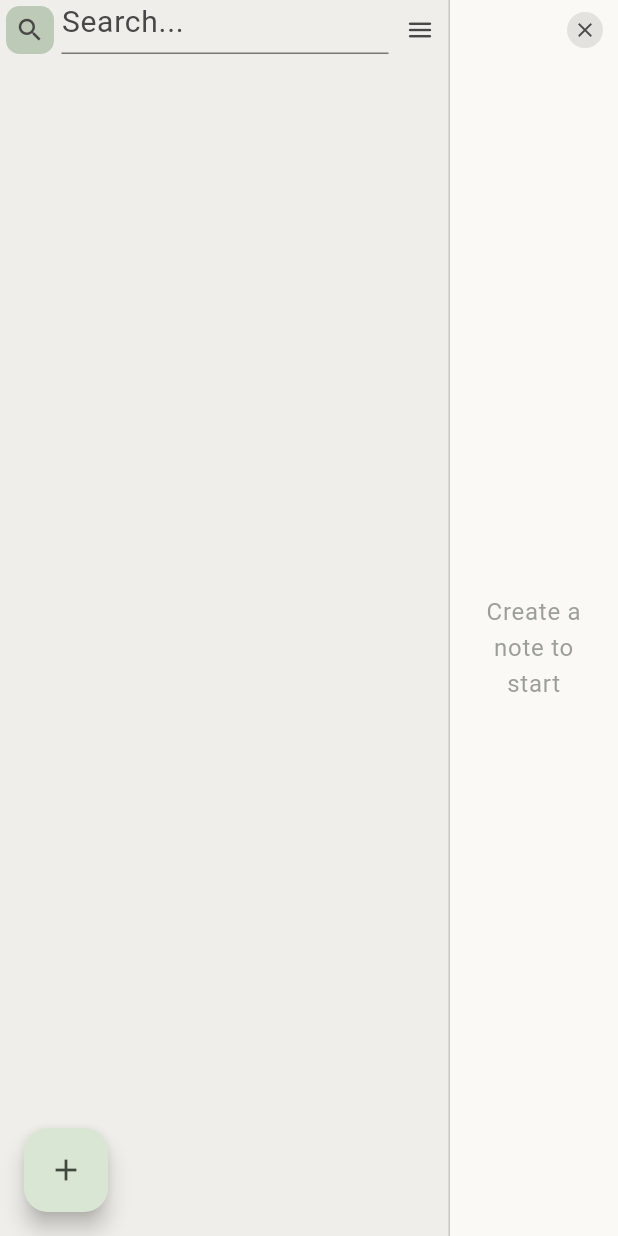
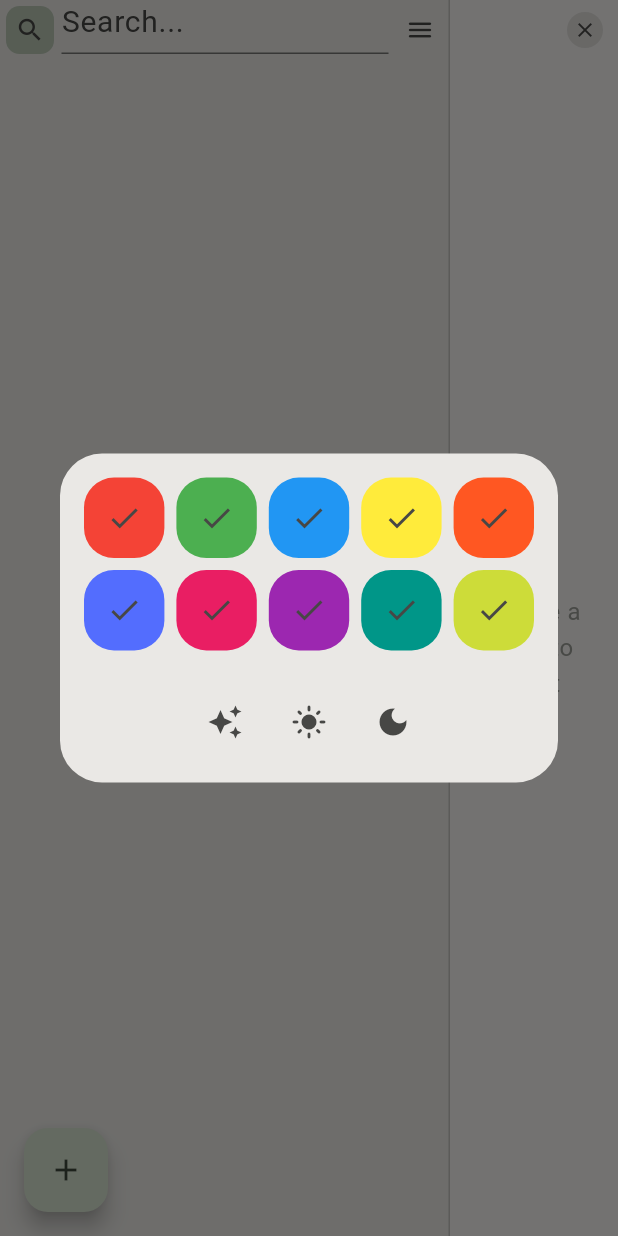
Before and after one commit to reimeri/flutter-notes, a Flutter app: the screen it shows after launch, after a tap on the "search" icon, after a tap on the "menu" icon, on a phone screen of 412 x 824 dp. Run offline on Flutter 3.47's test engine with Material 3 defaults, Android fonts, the phone set to English and light mode, and no system bars; missing offline and left inert: window_manager.

Commit message:
Add settings menu for color theme and dark and light mode. Some refactoring

```diff
--- a/lib/components/fake_native_window_bar.dart
+++ b/lib/components/fake_native_window_bar.dart
@@ -1,3 +1,4 @@
+import 'package:NoteIt/components/settings_menu.dart';
 import 'package:NoteIt/note.dart';
 import 'package:NoteIt/utils/misc.dart';
 import 'package:flutter/material.dart';
@@ -9,12 +10,14 @@ class FakeNativeWindowBar extends StatelessWidget {
     required this.selectedNote,
     required this.isSearchEnabled,
     required this.onToggleSearch,
+    required this.onToggleMenu,
     required this.onSearchTextUpdated,
   });
 
   final Note? selectedNote;
   final bool isSearchEnabled;
   final void Function() onToggleSearch;
+  final void Function() onToggleMenu;
   final void Function(String) onSearchTextUpdated;
 
   @override
@@ -99,8 +102,6 @@ class FakeNativeWindowBar extends StatelessWidget {
                                 style: TextStyle(fontSize: 20),
                                 decoration: InputDecoration(
                                   hintText: "Search...",
-                                  fillColor: Colors.amber,
-                                  hoverColor: Colors.amber,
                                 ),
                                 onChanged: (value) => {
                                   onSearchTextUpdated(value),
@@ -121,9 +122,7 @@ class FakeNativeWindowBar extends StatelessWidget {
                           ),
                         ),
                         icon: Icon(Icons.menu_rounded),
-                        onPressed: () async {
-                          print("Open menu");
-                        },
+                        onPressed: onToggleMenu,
                       ),
                     ),
                   ],
--- /dev/null
+++ b/lib/components/settings_menu.dart
@@ -0,0 +1,83 @@
+import 'package:flutter/material.dart';
+
+class SettingsMenu extends StatelessWidget {
+  const SettingsMenu({super.key});
+
+  @override
+  Widget build(BuildContext context) {
+    return Dialog(
+      child: Padding(
+        padding: EdgeInsets.all(16),
+        child: Column(
+          mainAxisSize: MainAxisSize.min,
+          children: [
+            // Text('Settings'),
+            // SizedBox(height: 24),
+            SizedBox(
+              width: 300,
+              child: Column(
+                children: [
+                  GridView.count(
+                    shrinkWrap: true,
+                    crossAxisCount: 5,
+                    crossAxisSpacing: 8,
+                    mainAxisSpacing: 8,
+                    children: [
+                      for (final color in [
+                        Colors.red,
+                        Colors.green,
+                        Colors.blue,
+                        Colors.yellow,
+                        Colors.deepOrange,
+                        Colors.indigoAccent,
+                        Colors.pink,
+                        Colors.purple,
+                        Colors.teal,
+                        Colors.lime,
+                      ])
+                        IconButton(
+                          onPressed: () => Navigator.pop(context, false),
+                          style: ButtonStyle(
+                            backgroundColor: WidgetStateProperty.all(color),
+                            shape: WidgetStateProperty.all(
+                              RoundedRectangleBorder(
+                                borderRadius: BorderRadius.circular(20),
+                              ),
+                            ),
+                          ),
+                          icon: Icon(Icons.check),
+                        ),
+                    ],
+                  ),
+                  SizedBox(height: 24),
+                  OverflowBar(
+                    alignment: MainAxisAlignment.center,
+                    spacing: 8.0,
+                    overflowSpacing: 8.0,
+                    children: <Widget>[
+                      IconButton(
+                        icon: Icon(Icons.auto_awesome),
+                        tooltip: "System",
+                        onPressed: () {},
+                      ),
+                      IconButton(
+                        icon: Icon(Icons.light_mode),
+                        tooltip: "Light",
+                        onPressed: () {},
+                      ),
+                      IconButton(
+                        icon: Icon(Icons.dark_mode),
+                        tooltip: "Dark",
+                        onPressed: () {},
+                      ),
+                    ],
+                  ),
+                ],
+              ),
+            ),
+          ],
+        ),
+      ),
+    );
+  }
+}
--- a/lib/components/window_bar.dart
+++ /dev/null
@@ -1,172 +0,0 @@
-import 'package:NoteIt/note.dart';
-import 'package:NoteIt/utils/misc.dart';
-import 'package:flutter/material.dart';
-import 'package:window_manager/window_manager.dart';
-
-class FakeNativeWindowBar extends StatelessWidget {
-  const FakeNativeWindowBar({
-    super.key,
-    required this.selectedNote,
-    required this.isSearchEnabled,
-    required this.onToggleSearch,
-    required this.onSearchTextUpdated,
-  });
-
-  final Note? selectedNote;
-  final bool isSearchEnabled;
-  final void Function() onToggleSearch;
-  final void Function(String) onSearchTextUpdated;
-
-  @override
-  Widget build(BuildContext context) {
-    return Stack(
-      children: [
-        // Background with text for sidepanel top and editor top
-        SizedBox(
-          height: 40,
-          child: Row(
-            children: [
-              Container(
-                alignment: AlignmentGeometry.center,
-                width: 300,
-                height: 40,
-                decoration: BoxDecoration(
-                  color: Theme.of(context).colorScheme.surfaceContainer,
-                  border: Border(
-                    right: BorderSide(
-                      color: Theme.of(context).colorScheme.outlineVariant,
-                    ),
-                  ),
-                ),
-                child: Visibility(
-                  visible: !isSearchEnabled,
-                  child: Text(
-                    style: TextStyle(fontWeight: FontWeight(750)),
-                    "Notes",
-                  ),
-                ),
-              ),
-              Expanded(
-                child: Container(
-                  alignment: AlignmentGeometry.center,
-                  child: Text(
-                    style: TextStyle(fontWeight: FontWeight(750)),
-                    extractTitle(selectedNote?.content ?? ""),
-                  ),
-                ),
-              ),
-            ],
-          ),
-        ),
-        DragToMoveArea(child: SizedBox(width: double.infinity, height: 40)),
-
-        // Button layer. On top of the DragToMoveArea to avoid tap delay
-        SizedBox(
-          height: 40,
-          child: Row(
-            children: [
-              // Side panel portion
-              Container(
-                padding: EdgeInsetsGeometry.all(4),
-                width: 300,
-                height: 40,
-                alignment: AlignmentGeometry.centerStart,
-                child: Row(
-                  children: [
-                    SizedBox(
-                      width: 32,
-                      height: 32,
-                      child: IconButton(
-                        padding: EdgeInsets.zero,
-                        iconSize: 20,
-                        style: IconButton.styleFrom(
-                          shape: RoundedRectangleBorder(
-                            borderRadius: BorderRadius.circular(9),
-                          ),
-                          backgroundColor: isSearchEnabled
-                              ? Theme.of(context).colorScheme.inversePrimary
-                              : null,
-                        ),
-                        icon: Icon(Icons.search),
-                        onPressed: onToggleSearch,
-                      ),
-                    ),
-                    Expanded(
-                      child: Padding(
-                        padding: EdgeInsetsGeometry.symmetric(horizontal: 5),
-                        child: isSearchEnabled
-                            ? TextField(
-                                style: TextStyle(fontSize: 20),
-                                decoration: InputDecoration(
-                                  hintText: "Search...",
-                                  fillColor: Colors.amber,
-                                  hoverColor: Colors.amber,
-                                ),
-                                onChanged: (value) => {
-                                  onSearchTextUpdated(value),
-                                },
-                              )
-                            : Container(),
-                      ),
-                    ),
-                    SizedBox(
-                      width: 32,
-                      height: 32,
-                      child: IconButton(
-                        padding: EdgeInsets.zero,
-                        iconSize: 20,
-                        style: IconButton.styleFrom(
-                          shape: RoundedRectangleBorder(
-                            borderRadius: BorderRadius.circular(9),
-                          ),
-                        ),
-                        icon: Icon(Icons.menu_rounded),
-                        onPressed: () async {
-                          print("Open menu");
-                        },
-                      ),
-                    ),
-                  ],
-                ),
-              ),
-
-              // Note panel portion
-              Expanded(
-                child: Container(
-                  padding: EdgeInsetsGeometry.symmetric(horizontal: 10),
-                  child: Row(
-                    spacing: 10,
-                    mainAxisAlignment: MainAxisAlignment.end,
-                    children: [
-                      Container(
-                        decoration: BoxDecoration(
-                          color: Theme.of(
-                            context,
-                          ).colorScheme.surfaceContainerHighest,
-                          borderRadius: BorderRadius.circular(100),
-                        ),
-                        child: SizedBox(
-                          width: 24,
-                          height: 24,
-                          child: IconButton(
-                            padding: EdgeInsets.zero,
-                            iconSize: 16,
-                            style: Theme.of(context).iconButtonTheme.style,
-                            icon: Icon(Icons.close),
-                            onPressed: () async {
-                              await windowManager.close();
-                            },
-                          ),
-                        ),
-                      ),
-                    ],
-                  ),
-                ),
-              ),
-            ],
-          ),
-        ),
-      ],
-    );
-  }
-}
--- a/lib/main.dart
+++ b/lib/main.dart
@@ -1,5 +1,6 @@
+import 'package:NoteIt/components/settings_menu.dart';
 import 'package:NoteIt/components/side_bar.dart';
-import 'package:NoteIt/components/window_bar.dart';
+import 'package:NoteIt/components/fake_native_window_bar.dart';
 import 'package:flutter/material.dart';
 import 'package:NoteIt/utils/auto_debounce.dart';
 import 'package:NoteIt/utils/misc.dart';
@@ -117,13 +118,23 @@ class _MyHomePageState extends State<MyHomePage> {
   }
 
   void _toggleSearch() {
-    print("Toggling search");
     setState(() {
       _isSearchEnabled = !_isSearchEnabled;
 
       if (!_isSearchEnabled) {
         _visibleNotes = _notes;
       }
+    });
+  }
+
+  void _toggleMenu() {
+    final resultFut = showDialog<bool>(
+      context: context,
+      builder: (ctx) => SettingsMenu(),
+    );
+
+    resultFut.then((val) {
+      print(val);
     });
   }
 
@@ -165,13 +176,16 @@ class _MyHomePageState extends State<MyHomePage> {
   @override
   Widget build(BuildContext context) {
     return Scaffold(
-      body: Column(
+      body: Stack(
+        children: [
+          Column(
             children: [
               FakeNativeWindowBar(
                 selectedNote: _selectedNote,
                 isSearchEnabled: _isSearchEnabled,
                 onSearchTextUpdated: _updateNoteFiltering,
                 onToggleSearch: _toggleSearch,
+                onToggleMenu: _toggleMenu,
               ),
               Expanded(
                 child: Row(
@@ -215,6 +229,9 @@ class _MyHomePageState extends State<MyHomePage> {
               ),
             ],
           ),
+          // Center(child: _isMenuOpen ? SettingsMenu() : Container()),
+        ],
+      ),
       floatingActionButtonLocation: FloatingActionButtonLocation.startFloat,
       floatingActionButton: FloatingActionButton(
         onPressed: _createNewNote,
```
Lines whose indentation alone changed are shown as unchanged.
